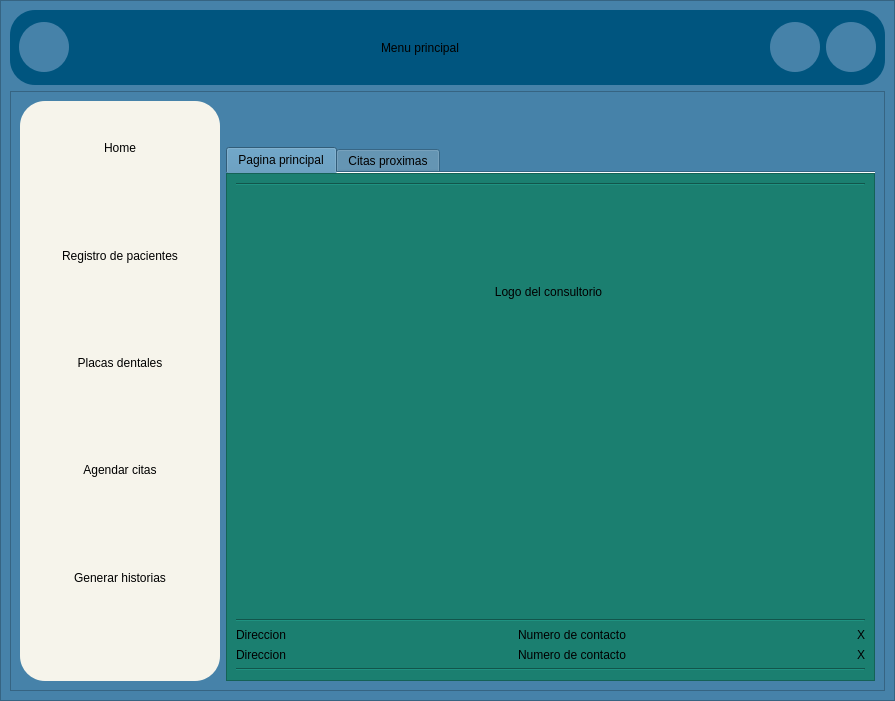
Qt form interfaces/menu.ui (Reinaldito04/App-Consultas-y-Historias-Medicas) before a commit.
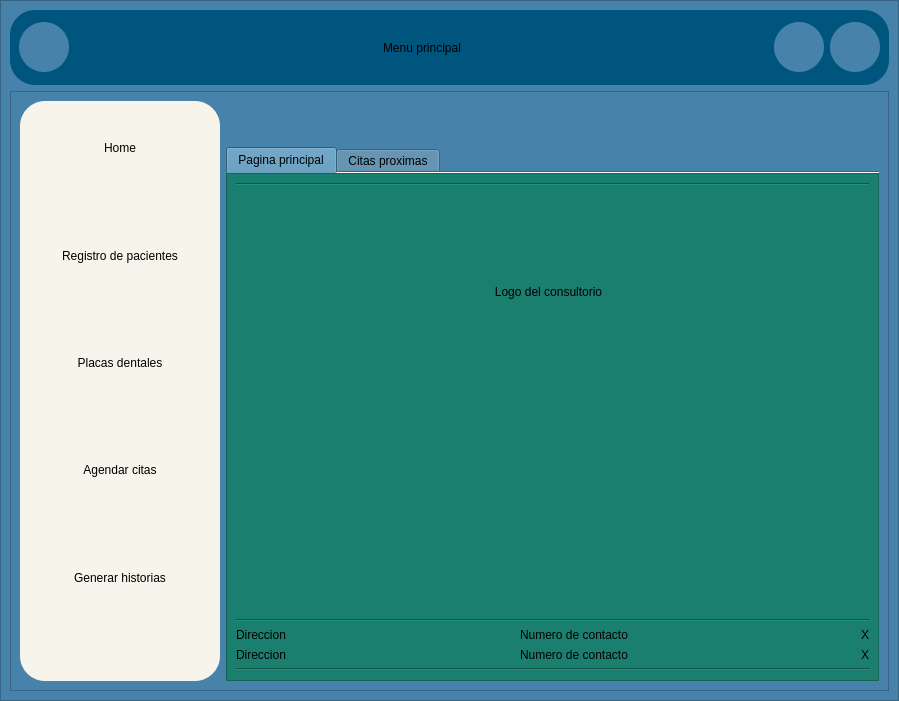
The same form after that commit. The open tabs and pages were chosen to show the change. Icons and pictures are not drawn.

```diff
--- a/interfaces/menu.ui
+++ b/interfaces/menu.ui
@@ -6,7 +6,7 @@
    <rect>
     <x>0</x>
     <y>0</y>
-    <width>891</width>
+    <width>899</width>
     <height>701</height>
    </rect>
   </property>
```
Left out of the diff: 2 changed lines with no effect on the pictures.
